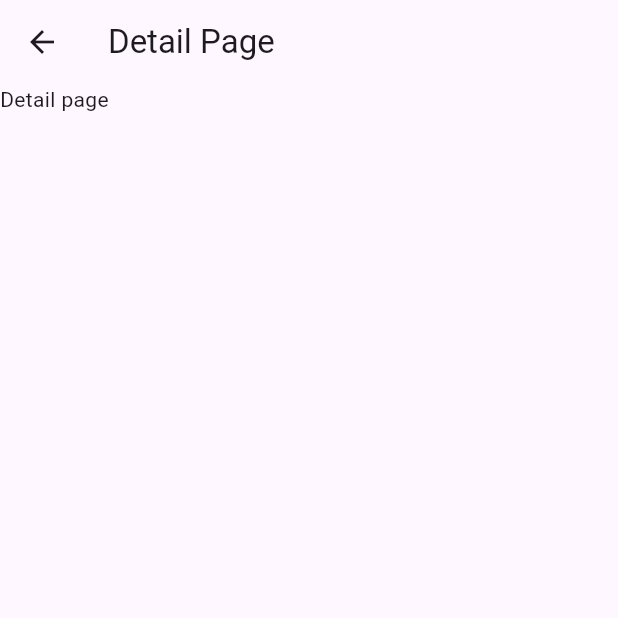
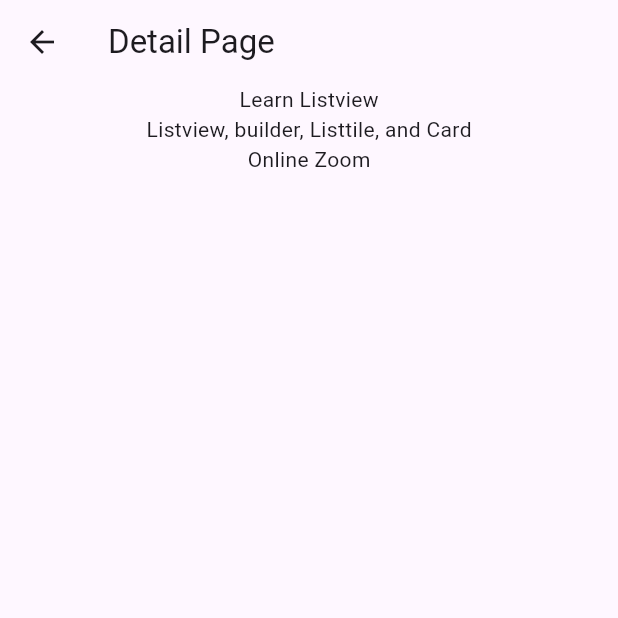
Before and after one commit to wanmuz86/todos_feb24, a Flutter app: the screen it shows after launch, after a tap on "Learn Listview", on a phone screen of 412 x 824 dp, the top half of it. Run offline on Flutter 3.47's test engine with Material 3 defaults, Android fonts, the phone set to English and light mode, and no system bars.

Commit message:
pass data to second page

```diff
--- a/lib/widgets/detail.dart
+++ b/lib/widgets/detail.dart
@@ -1,13 +1,24 @@
 import 'package:flutter/material.dart';
 
 class DetailPage extends StatelessWidget {
-  const DetailPage({super.key});
+  // 1) Step 1 : Variable to store data from sender
+  Map<String,String> item;
+  // 2) Create constructor with item is inside parameter
+  DetailPage({required this.item});
 
   @override
   Widget build(BuildContext context) {
     return Scaffold(
       appBar: AppBar(title: Text("Detail Page"),),
-      body: Text("Detail page"),
+      body: Center(
+        child: Column(
+          children: [
+            Text(item["name"]!),
+            Text(item["description"]!),
+            Text(item["place"]!),
+          ],
+        ),
+      ),
     );
   }
 }
--- a/lib/widgets/home.dart
+++ b/lib/widgets/home.dart
@@ -60,7 +60,9 @@ class _HomePageState extends State<HomePage> {
                 subtitle: Text(_todos[index]["place"]!),
                 trailing: Icon(Icons.chevron_right),
                 onTap: (){
-                  Navigator.push(context,MaterialPageRoute(builder: (context)=>DetailPage()));
+                  // 3) Pass the data to second page through the constructor
+                  Navigator.push(context,MaterialPageRoute(builder:
+                      (context)=>DetailPage(item: _todos[index],)));
                 },
               ),
             );
```
